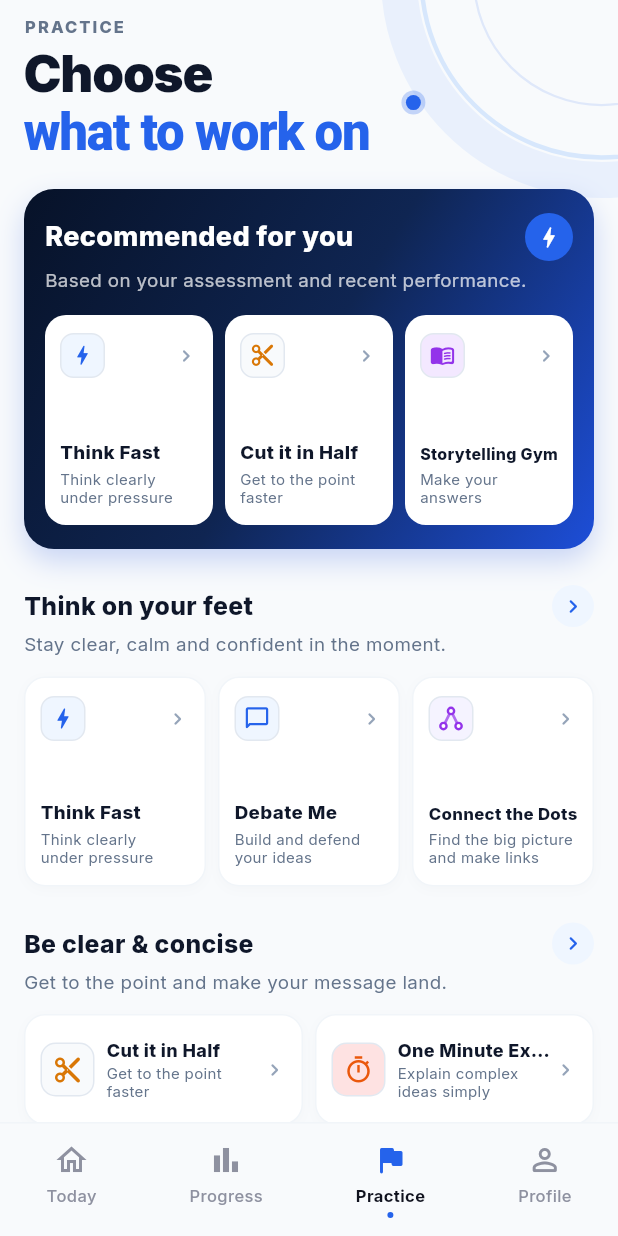
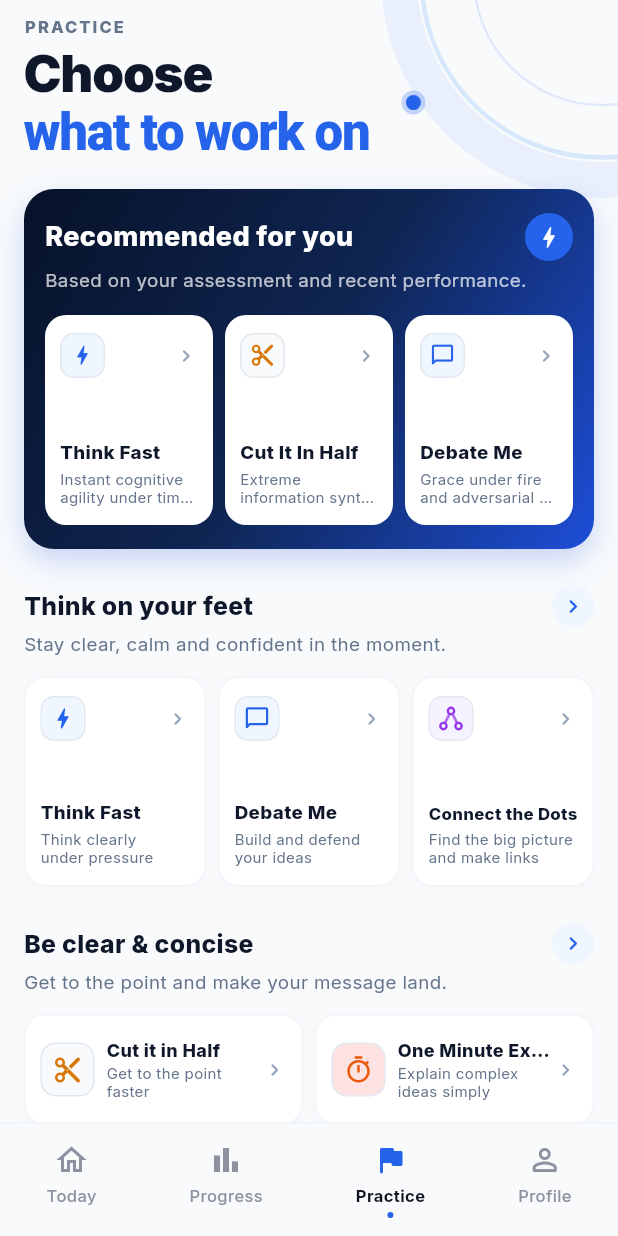
Before and after one commit to webseo-syedazeem/Hakiri-APP, a Flutter app: the MainTabScaffold screen opened directly, item 3 of the bottom bar chosen, on a phone screen of 412 x 824 dp. Run offline on Flutter 3.47's test engine with Material 3 defaults, Android fonts, the phone set to English and light mode, and no system bars; our stand-ins replace audioplayers, firebase_analytics, firebase_auth, firebase_core, firebase_crashlytics, firebase_messaging and 9 more; missing offline and left inert: record; accounts and stored records are empty.

Commit message:
fix: apply client review feedback across onboarding, assessment & practice
- Splash: remove tagline line under the logo
- Welcome/feedback: 'AI feedback'/'AI-powered' -> 'Personalised'
- Who it's for: bigger cards + new subtitles
- Onboarding: last CTA now 'Start assessment'
- Exercise carousel: remove dead middle whitespace, add ~2 min badge
- Storytelling illustration: replace blurry asset with crisp render
- Assessment intro: hide the 01/07 step counter
- Practice: 'Recommended for you' now matches the Today plan

Co-Authored-By: Claude Opus 4.8 <noreply@anthropic.com>

```diff
--- a/lib/screens/assessment_screen.dart
+++ b/lib/screens/assessment_screen.dart
@@ -518,6 +518,7 @@ class _AssessmentScreenState extends State<AssessmentScreen> {
                       ),
                     ],
                   ),
+                  if (step['isIntro'] != true)
                     Text(
                       step['stepNum'] as String,
                       style: const TextStyle(
--- a/lib/screens/how_hakkiri_works_screen.dart
+++ b/lib/screens/how_hakkiri_works_screen.dart
@@ -53,7 +53,7 @@ class HowHakkiriWorksScreen extends StatelessWidget {
                           ),
                         ),
                         Text(
-                          'AI feedback, deliberate practice & scoring',
+                          'Personalised feedback, deliberate practice & scoring',
                           style: TextStyle(
                             fontFamily: 'Inter',
                             fontSize: 12,
--- a/lib/screens/practice_screen.dart
+++ b/lib/screens/practice_screen.dart
@@ -161,43 +161,9 @@ class _PracticeScreenContentState extends State<PracticeScreenContent> {
                       ),
                       const SizedBox(height: 14),
 
-                      // Horizontal Row of 3 White Sub-Cards
-                      Row(
-                        children: [
-                          Expanded(
-                            child: _buildHeroSubCard(
-                              icon: Icons.bolt_rounded,
-                              iconColor: const Color(0xFF2563EB),
-                              iconBgColor: const Color(0xFFEFF6FF),
-                              title: 'Think Fast',
-                              description: 'Think clearly\nunder pressure',
-                              onTap: () => _openActivity(state, 'think_fast'),
-                            ),
-                          ),
-                          const SizedBox(width: 8),
-                          Expanded(
-                            child: _buildHeroSubCard(
-                              icon: Icons.content_cut_rounded,
-                              iconColor: const Color(0xFFD97706),
-                              iconBgColor: const Color(0xFFF8FAFC),
-                              title: 'Cut it in Half',
-                              description: 'Get to the point\nfaster',
-                              onTap: () => _openActivity(state, 'cut_it_in_half'),
-                            ),
-                          ),
-                          const SizedBox(width: 8),
-                          Expanded(
-                            child: _buildHeroSubCard(
-                              icon: Icons.menu_book_rounded,
-                              iconColor: const Color(0xFF9333EA),
-                              iconBgColor: const Color(0xFFF3E8FF),
-                              title: 'Storytelling Gym',
-                              description: 'Make your answers\nmore engaging',
-                              onTap: () => _openActivity(state, 'storytelling_gym'),
-                            ),
-                          ),
-                        ],
-                      ),
+                      // Horizontal Row of 3 White Sub-Cards —
+                      // driven by the user's real plan so it matches Today.
+                      _buildRecommendedRow(state),
                     ],
                   ),
                 ),
@@ -463,6 +429,72 @@ class _PracticeScreenContentState extends State<PracticeScreenContent> {
     );
   }
 
+  /// Visual (icon, icon colour, icon background) for a given activity slug.
+  static (IconData, Color, Color) _recVisual(String slug) {
+    switch (slug) {
+      case 'cut_it_in_half':
+        return (Icons.content_cut_rounded, const Color(0xFFD97706), const Color(0xFFF8FAFC));
+      case 'storytelling_gym':
+        return (Icons.menu_book_rounded, const Color(0xFF9333EA), const Color(0xFFF3E8FF));
+      case 'debate_me':
+        return (Icons.chat_bubble_outline_rounded, const Color(0xFF2563EB), const Color(0xFFEFF6FF));
+      case 'connect_the_dots':
+        return (Icons.hub_outlined, const Color(0xFF9333EA), const Color(0xFFF5F3FF));
+      case 'explain_it_simply':
+        return (Icons.lightbulb_outline_rounded, const Color(0xFF10B981), const Color(0xFFECFDF5));
+      case 'one_minute_expert':
+        return (Icons.timer_outlined, const Color(0xFFEA580C), const Color(0xFFFEE2E2));
+      case 'think_fast':
+      default:
+        return (Icons.bolt_rounded, const Color(0xFF2563EB), const Color(0xFFEFF6FF));
+    }
+  }
+
+  /// The 3 "Recommended for you" cards — taken from the same personalised
+  /// plan the Today tab uses, so the two screens always agree.
+  Widget _buildRecommendedRow(AppStateProvider state) {
+    final slugs = state.todayDrillSlugs
+        .map(AppStateProvider.normalizeActivitySlug)
+        .take(3)
+        .toList();
+    while (slugs.length < 3) {
+      for (final fallback in const ['think_fast', 'cut_it_in_half', 'storytelling_gym']) {
+        if (!slugs.contains(fallback)) {
+          slugs.add(fallback);
+          if (slugs.length == 3) break;
+        }
+      }
+    }
+
+    return Row(
+      children: [
+        for (int i = 0; i < 3; i++) ...[
+          if (i > 0) const SizedBox(width: 8),
+          Expanded(
+            child: Builder(
+              builder: (_) {
+                final slug = slugs[i];
+                final activity = state.activities.firstWhere(
+                  (a) => a.slug == slug,
+                  orElse: () => state.activities.first,
+                );
+                final v = _recVisual(slug);
+                return _buildHeroSubCard(
+                  icon: v.$1,
+                  iconColor: v.$2,
+                  iconBgColor: v.$3,
+                  title: activity.name,
+                  description: activity.tagline,
+                  onTap: () => _openActivity(state, slug),
+                );
+              },
+            ),
+          ),
+        ],
+      ],
+    );
+  }
+
   Widget _buildHeroSubCard({
     required IconData icon,
     required Color iconColor,
```
Also changed, not shown: lib/screens/landing_screen.dart (+47 -7 lines), lib/screens/splash_screen.dart (+0 -19 lines), lib/widgets/who_its_for_roadmap_view.dart (+10 -10 lines), assets/images/exercise_3d_storytelling.png, pubspec.lock, 3 other files. Lines whose indentation alone changed are shown as unchanged.
